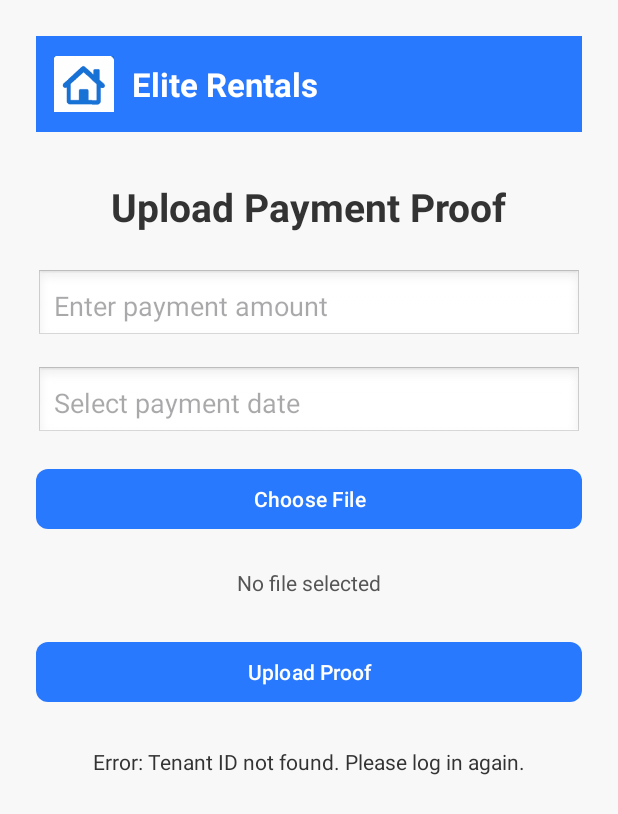
After one commit to Dashayin-Naicker/Elite-Rentals-Mobile-App, an Android app: the UploadProofActivity screen opened directly, with no data from a screen before it, on a phone screen of 412 x 824 dp. The commit adds this screen. Shown: the top 814 px of the screen. Run offline under Robolectric (Android 15) with nearby library versions, the phone set to English and light mode, and no system bars; network calls fail.

Commit message:
Upload POP-Gia

```diff
--- a/app/src/main/AndroidManifest.xml
+++ b/app/src/main/AndroidManifest.xml
@@ -36,6 +36,7 @@
         <activity android:name=".AddEditPropertyActivity" />
         <activity android:name=".AssignLeaseActivity" />
         <activity android:name=".RegisterTenantActivity" />
+        <activity android:name=".UploadProofActivity" />
 
 
 
--- /dev/null
+++ b/app/src/main/java/com/rentals/eliterentals/UploadProofActivity.kt
@@ -0,0 +1,180 @@
+package com.rentals.eliterentals
+
+import android.app.Activity
+import android.app.DatePickerDialog
+import android.content.Intent
+import android.database.Cursor
+import android.net.Uri
+import android.os.Bundle
+import android.provider.OpenableColumns
+import android.widget.*
+import androidx.appcompat.app.AppCompatActivity
+import okhttp3.*
+import okhttp3.MediaType.Companion.toMediaType
+import okhttp3.RequestBody.Companion.asRequestBody
+import java.io.File
+import java.io.FileOutputStream
+import java.io.InputStream
+import java.util.*
+
+class UploadProofActivity : AppCompatActivity() {
+
+    private val PICK_FILE_REQUEST = 1
+    private var fileUri: Uri? = null
+
+    private lateinit var txtFileName: TextView
+    private lateinit var txtStatus: TextView
+    private lateinit var btnChooseFile: Button
+    private lateinit var btnUpload: Button
+    private lateinit var etAmount: EditText
+    private lateinit var etDate: EditText
+
+    private val baseUrl =
+        "https://eliterentalsapi-czckh7fadmgbgtgf.southafricanorth-01.azurewebsites.net/api/payment"
+
+    private lateinit var authToken: String
+    private var tenantId: Int = -1
+
+    override fun onCreate(savedInstanceState: Bundle?) {
+        super.onCreate(savedInstanceState)
+        setContentView(R.layout.activity_upload_proof)
+
+        txtFileName = findViewById(R.id.txtFileName)
+        txtStatus = findViewById(R.id.txtStatus)
+        btnChooseFile = findViewById(R.id.btnChooseFile)
+        btnUpload = findViewById(R.id.btnUpload)
+        etAmount = findViewById(R.id.etAmount)
+        etDate = findViewById(R.id.etDate)
+
+        // Retrieve saved login info
+        val prefs = getSharedPreferences("app", MODE_PRIVATE)
+        authToken = prefs.getString("jwt", "") ?: ""
+        tenantId = prefs.getInt("userId", -1)
+
+        if (tenantId == -1) {
+            txtStatus.text = "Error: Tenant ID not found. Please log in again."
+            btnUpload.isEnabled = false
+            return
+        }
+
+        btnChooseFile.setOnClickListener { openFileChooser() }
+        btnUpload.setOnClickListener { uploadPayment() }
+
+        // Open date picker
+        etDate.setOnClickListener {
+            val c = Calendar.getInstance()
+            val year = c.get(Calendar.YEAR)
+            val month = c.get(Calendar.MONTH)
+            val day = c.get(Calendar.DAY_OF_MONTH)
+
+            val datePicker = DatePickerDialog(this, { _, y, m, d ->
+                val selectedDate = String.format("%04d-%02d-%02d", y, m + 1, d)
+                etDate.setText(selectedDate)
+            }, year, month, day)
+
+            datePicker.show()
+        }
+    }
+
+    private fun openFileChooser() {
+        val intent = Intent(Intent.ACTION_GET_CONTENT)
+        intent.type = "*/*" // allow any file (pdf, jpg, png)
+        startActivityForResult(intent, PICK_FILE_REQUEST)
+    }
+
+    override fun onActivityResult(requestCode: Int, resultCode: Int, data: Intent?) {
+        super.onActivityResult(requestCode, resultCode, data)
+        if (requestCode == PICK_FILE_REQUEST && resultCode == Activity.RESULT_OK) {
+            fileUri = data?.data
+            txtFileName.text = fileUri?.let { getFileName(it) } ?: "Unknown file"
+        }
+    }
+
+    private fun getFileName(uri: Uri): String {
+        var result: String? = null
+        if (uri.scheme == "content") {
+            val cursor: Cursor? = contentResolver.query(uri, null, null, null, null)
+            cursor.use {
+                if (it != null && it.moveToFirst()) {
+                    result = it.getString(it.getColumnIndexOrThrow(OpenableColumns.DISPLAY_NAME))
+                }
+            }
+        }
+        if (result == null) {
+            result = uri.path
+            val cut = result?.lastIndexOf('/') ?: -1
+            if (cut != -1) result = result?.substring(cut + 1)
+        }
+        return result ?: "file"
+    }
+
+    private fun uploadPayment() {
+        val amountText = etAmount.text.toString().trim()
+        val dateText = etDate.text.toString().trim()
+
+        if (fileUri == null) {
+            txtStatus.text = "Please choose a file first."
+            return
+        }
+        if (amountText.isEmpty() || dateText.isEmpty()) {
+            txtStatus.text = "Please enter both amount and date."
+            return
+        }
+
+        try {
+            val inputStream: InputStream? = contentResolver.openInputStream(fileUri!!)
+            val tempFile = File.createTempFile("proof_", getFileName(fileUri!!))
+            val out = FileOutputStream(tempFile)
+            val buffer = ByteArray(1024)
+            var len: Int
+            while (inputStream!!.read(buffer).also { len = it } != -1) {
+                out.write(buffer, 0, len)
+            }
+            out.close()
+            inputStream.close()
+
+            val client = OkHttpClient()
+            val fileBody = tempFile.asRequestBody("application/octet-stream".toMediaType())
+            val isoDate = "${dateText}T00:00:00Z"
+
+            val requestBody = MultipartBody.Builder()
+                .setType(MultipartBody.FORM)
+                .addFormDataPart("TenantId", tenantId.toString())
+                .addFormDataPart("Amount", amountText)
+                .addFormDataPart("Date", isoDate)
+                .addFormDataPart("proof", getFileName(fileUri!!), fileBody)
+                .build()
+
+            val request = Request.Builder()
+                .url(baseUrl)
+                .addHeader("Authorization", "Bearer $authToken")
+                .post(requestBody)
+                .build()
+
+            Thread {
+                try {
+                    val response = client.newCall(request).execute()
+                    runOnUiThread {
+                        if (response.isSuccessful) {
+                            Toast.makeText(this@UploadProofActivity, "Payment uploaded ✅", Toast.LENGTH_SHORT).show()
+
+                            // Redirect to TenantDashboardActivity
+                            val intent = Intent(this@UploadProofActivity, TenantDashboardActivity::class.java)
+                            startActivity(intent)
+                            finish()
+                        } else {
+                            txtStatus.text = "Upload failed: ${response.code} ${response.message} \n${response.body?.string()}"
+                        }
+                    }
+                } catch (e: Exception) {
+                    runOnUiThread {
+                        txtStatus.text = "Error: ${e.message}"
+                    }
+                }
+            }.start()
+
+        } catch (e: Exception) {
+            txtStatus.text = "Error: ${e.message}"
+        }
+    }
+}
--- a/app/src/main/res/layout/activity_tenant_dashboard.xml
+++ b/app/src/main/res/layout/activity_tenant_dashboard.xml
@@ -185,6 +185,7 @@
 
                 <!-- Upload Proof -->
                 <androidx.cardview.widget.CardView
+                    android:id="@+id/cardUploadProof"
                     android:layout_width="0dp"
                     android:layout_height="wrap_content"
                     android:layout_columnWeight="1"
--- /dev/null
+++ b/app/src/main/res/layout/activity_upload_proof.xml
@@ -0,0 +1,116 @@
+<?xml version="1.0" encoding="utf-8"?>
+<ScrollView xmlns:android="http://schemas.android.com/apk/res/android"
+    xmlns:app="http://schemas.android.com/apk/res-auto"
+    android:layout_width="match_parent"
+    android:layout_height="match_parent"
+    android:background="#F8F8F8"
+    android:fillViewport="true">
+
+    <LinearLayout
+        android:layout_width="match_parent"
+        android:layout_height="wrap_content"
+        android:orientation="vertical"
+        android:padding="24dp"
+        android:gravity="center_horizontal">
+
+        <!-- Header with logo -->
+        <LinearLayout
+            android:layout_width="match_parent"
+            android:layout_height="wrap_content"
+            android:orientation="horizontal"
+            android:gravity="center_vertical"
+            android:padding="12dp"
+            android:background="#2979FF"
+            android:layout_marginBottom="32dp">
+
+            <ImageView
+                android:layout_width="40dp"
+                android:layout_height="40dp"
+                android:src="@drawable/home" />
+
+            <TextView
+                android:layout_width="wrap_content"
+                android:layout_height="wrap_content"
+                android:text="Elite Rentals"
+                android:textColor="@android:color/white"
+                android:textSize="22sp"
+                android:layout_marginStart="12dp"
+                android:textStyle="bold" />
+        </LinearLayout>
+
+        <!-- Title -->
+        <TextView
+            android:layout_width="wrap_content"
+            android:layout_height="wrap_content"
+            android:text="Upload Payment Proof"
+            android:textSize="26sp"
+            android:textStyle="bold"
+            android:textColor="#333333"
+            android:layout_marginBottom="24dp" />
+
+        <!-- Amount -->
+        <EditText
+            android:id="@+id/etAmount"
+            android:layout_width="match_parent"
+            android:layout_height="wrap_content"
+            android:hint="Enter payment amount"
+            android:inputType="numberDecimal"
+            android:padding="12dp"
+            android:background="@android:drawable/edit_text"
+            android:layout_marginBottom="16dp" />
+
+        <!-- Date -->
+        <EditText
+            android:id="@+id/etDate"
+            android:layout_width="match_parent"
+            android:layout_height="wrap_content"
+            android:hint="Select payment date"
+            android:focusable="false"
+            android:padding="12dp"
+            android:background="@android:drawable/edit_text"
+            android:layout_marginBottom="16dp" />
+
+        <!-- Choose File Button -->
+        <com.google.android.material.button.MaterialButton
+            android:id="@+id/btnChooseFile"
+            android:layout_width="match_parent"
+            android:layout_height="wrap_content"
+            android:text="Choose File"
+            android:textColor="@android:color/white"
+            app:backgroundTint="#2979FF"
+            app:cornerRadius="8dp"
+            android:layout_marginBottom="12dp" />
+
+        <!-- File Name -->
+        <TextView
+            android:id="@+id/txtFileName"
+            android:layout_width="wrap_content"
+            android:layout_height="wrap_content"
+            android:text="No file selected"
+            android:textColor="#555555"
+            android:padding="10dp"
+            android:layout_marginBottom="16dp" />
+
+        <!-- Upload Button -->
+        <com.google.android.material.button.MaterialButton
+            android:id="@+id/btnUpload"
+            android:layout_width="match_parent"
+            android:layout_height="wrap_content"
+            android:text="Upload Proof"
+            android:textColor="@android:color/white"
+            app:backgroundTint="#2979FF"
+            app:cornerRadius="8dp"
+            android:layout_marginBottom="16dp" />
+
+        <!-- Status -->
+        <TextView
+            android:id="@+id/txtStatus"
+            android:layout_width="wrap_content"
+            android:layout_height="wrap_content"
+            android:text=""
+            android:textColor="#333333"
+            android:padding="10dp"
+            android:layout_marginBottom="16dp" />
+
+    </LinearLayout>
+</ScrollView>
```
Also changed, not shown: app/src/main/java/com/rentals/eliterentals/ApiService.kt (+47 -0 lines), app/src/main/java/com/rentals/eliterentals/PaymentDto.kt (added, +15 -0 lines), app/src/main/java/com/rentals/eliterentals/TenantDashboardActivity.kt (+57 -15 lines).
